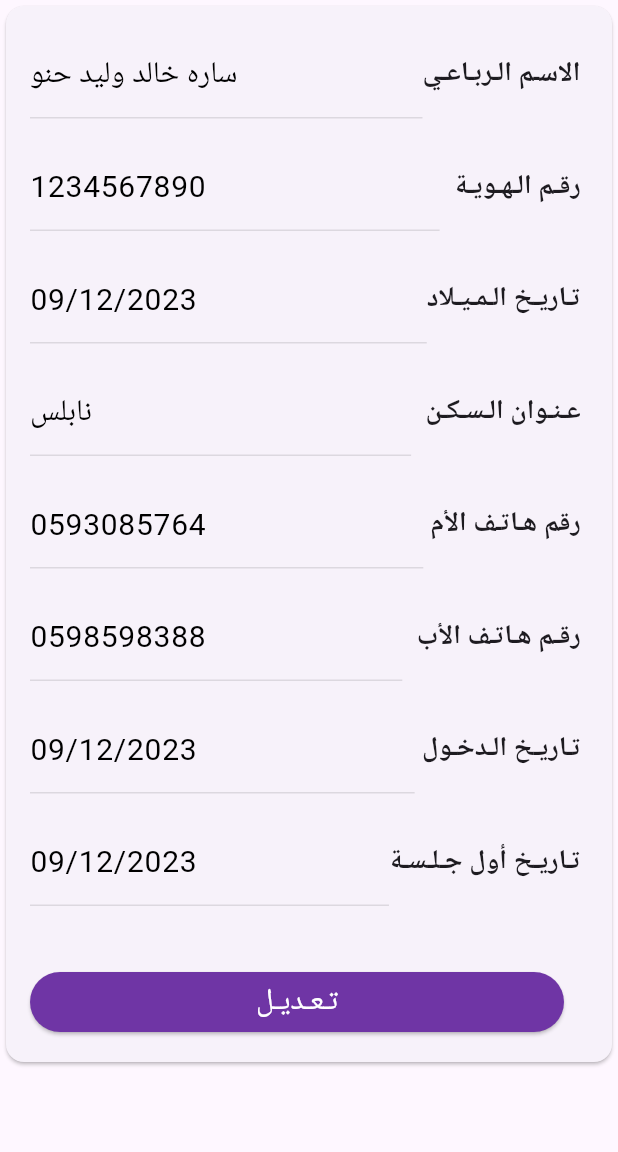
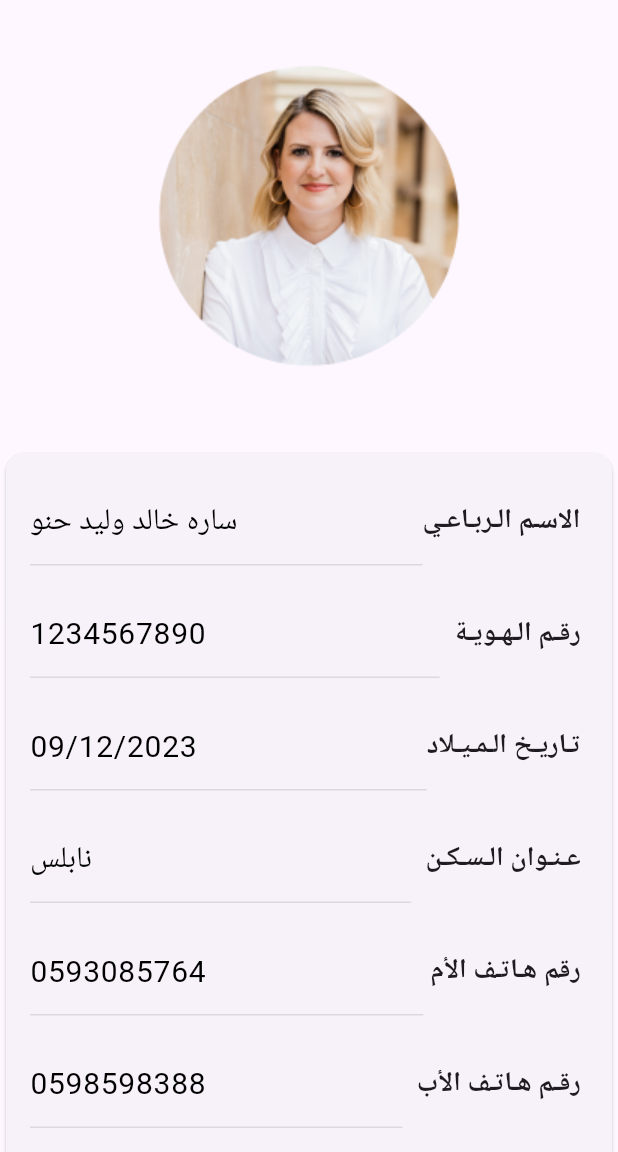
Before and after one commit to sarahhinno/software, a Flutter app: the childProfile screen opened directly, on a phone screen of 412 x 824 dp, the part 84-1236 px from its top. Run offline on Flutter 3.47's test engine with Material 3 defaults, Android fonts, the phone set to English and light mode, and no system bars; our stand-ins replace file_picker, image_picker, open_file; Roboto replaces fonts that are missing (myfont).

Commit message:
childInfo

```diff
--- a/lib/ChildrenPersInfo.dart
+++ b/lib/ChildrenPersInfo.dart
@@ -62,6 +62,10 @@ class _childProfileState extends State<childProfile> {
         scrollDirection: Axis.vertical,
         child: Column(
           children: <Widget>[
+            Center(
+              child: Image.asset('images/person1.png'),
+            ),
+            SizedBox(height: 10),
             Container(
               child: Card(
                 child: Padding(
```
